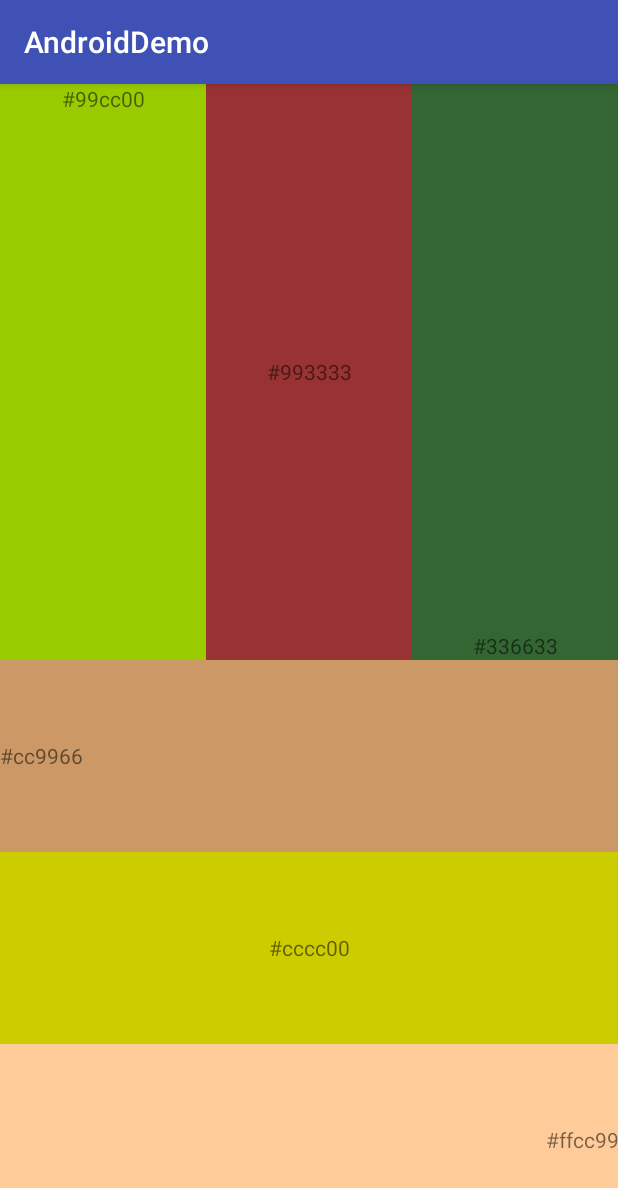
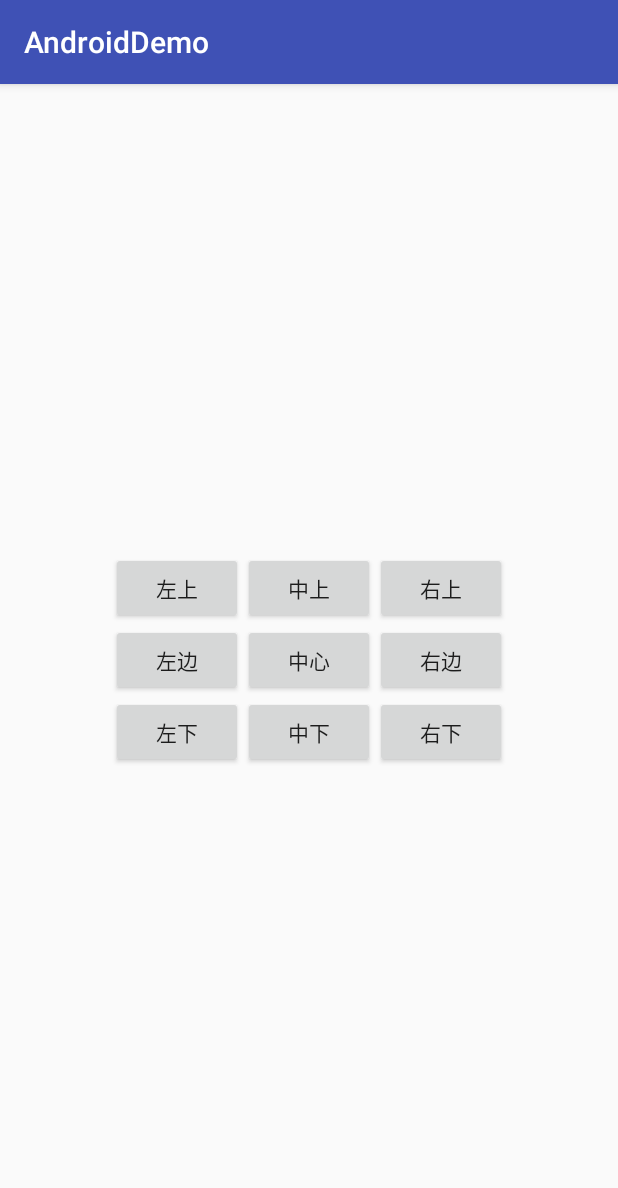
Before and after one commit to ataraxia82/AndroidDemo, an Android app: the screen it shows after launch (MainActivity), on a phone screen of 412 x 824 dp. Shown: the top 1188 px of the screen. Run offline under Robolectric (Android 15) with nearby library versions, the phone set to English and light mode, and no system bars.

Commit message:
九宫格 相对布局

```diff
--- a/app/src/main/res/layout/activity_main.xml
+++ b/app/src/main/res/layout/activity_main.xml
@@ -1,69 +1,71 @@
 <?xml version="1.0" encoding="utf-8"?>
-<LinearLayout xmlns:android="http://schemas.android.com/apk/res/android"
+<RelativeLayout xmlns:android="http://schemas.android.com/apk/res/android"
     xmlns:tools="http://schemas.android.com/tools"
     android:layout_width="match_parent"
     android:layout_height="match_parent"
     android:orientation="vertical"
     tools:context="com.example.cn.androiddemo.MainActivity">
 
-    <LinearLayout
-        android:orientation="horizontal"
-        android:layout_width="match_parent"
-        android:layout_weight="1"
-        android:layout_height="0dp">
-        <TextView
-            android:text="#99cc00"
-            android:background="#99cc00"
-            android:gravity="center_horizontal"
-            android:layout_weight="1"
-            android:layout_width="0dp"
-            android:layout_height="match_parent" />
+    <Button
+        android:text="中心"
+        android:id="@+id/btn_center"
+        android:layout_centerInParent="true"
+        android:layout_width="wrap_content"
+        android:layout_height="wrap_content" />
 
-        <TextView
-            android:text="#993333"
-            android:background="#993333"
-            android:gravity="center_horizontal|center_vertical"
-            android:layout_weight="1"
-            android:layout_width="0dp"
-            android:layout_height="match_parent" />
+    <Button
+        android:text="中上"
+        android:layout_alignLeft="@id/btn_center"
+        android:layout_above="@id/btn_center"
+        android:layout_width="wrap_content"
+        android:layout_height="wrap_content" />
 
-        <TextView
-            android:text="#336633"
-            android:background="#336633"
-            android:gravity="center_horizontal|bottom"
-            android:layout_weight="1"
-            android:layout_width="0dp"
-            android:layout_height="match_parent" />
-    </LinearLayout>
+    <Button
+        android:text="左上"
+        android:layout_toLeftOf="@id/btn_center"
+        android:layout_above="@id/btn_center"
+        android:layout_width="wrap_content"
+        android:layout_height="wrap_content" />
 
-    <LinearLayout
-        android:orientation="vertical"
-        android:layout_width="match_parent"
-        android:layout_weight="1"
-        android:layout_height="0dp">
+    <Button
+        android:text="右上"
+        android:layout_toRightOf="@id/btn_center"
+        android:layout_above="@id/btn_center"
+        android:layout_width="wrap_content"
+        android:layout_height="wrap_content" />
 
-        <TextView
-            android:text="#cc9966"
-            android:background="#cc9966"
-            android:gravity="center_vertical|left"
-            android:layout_weight="1"
-            android:layout_width="match_parent"
-            android:layout_height="0dp" />
+    <Button
+        android:text="左边"
+        android:layout_alignTop="@id/btn_center"
+        android:layout_toLeftOf="@id/btn_center"
+        android:layout_width="wrap_content"
+        android:layout_height="wrap_content" />
 
-        <TextView
-            android:text="#cccc00"
-            android:background="#cccc00"
-            android:gravity="center_vertical|center_horizontal"
-            android:layout_weight="1"
-            android:layout_width="match_parent"
-            android:layout_height="0dp" />
+    <Button
+        android:text="左下"
+        android:layout_below="@id/btn_center"
+        android:layout_toLeftOf="@id/btn_center"
+        android:layout_width="wrap_content"
+        android:layout_height="wrap_content" />
 
-        <TextView
-            android:text="#ffcc99"
-            android:background="#ffcc99"
-            android:gravity="center_vertical|right"
-            android:layout_weight="1"
-            android:layout_width="match_parent"
-            android:layout_height="0dp" />
-    </LinearLayout>
-</LinearLayout>
+    <Button
+        android:text="右边"
+        android:layout_alignTop="@id/btn_center"
+        android:layout_toRightOf="@id/btn_center"
+        android:layout_width="wrap_content"
+        android:layout_height="wrap_content" />
+
+    <Button
+        android:text="中下"
+        android:layout_alignLeft="@id/btn_center"
+        android:layout_below="@id/btn_center"
+        android:layout_width="wrap_content"
+        android:layout_height="wrap_content" />
+
+    <Button
+        android:text="右下"
+        android:layout_toRightOf="@id/btn_center"
+        android:layout_below="@id/btn_center"
+        android:layout_width="wrap_content"
+        android:layout_height="wrap_content" />
+</RelativeLayout>
```
